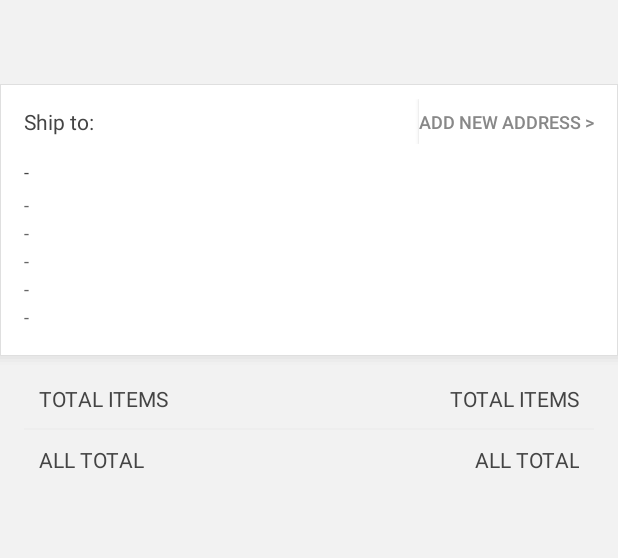
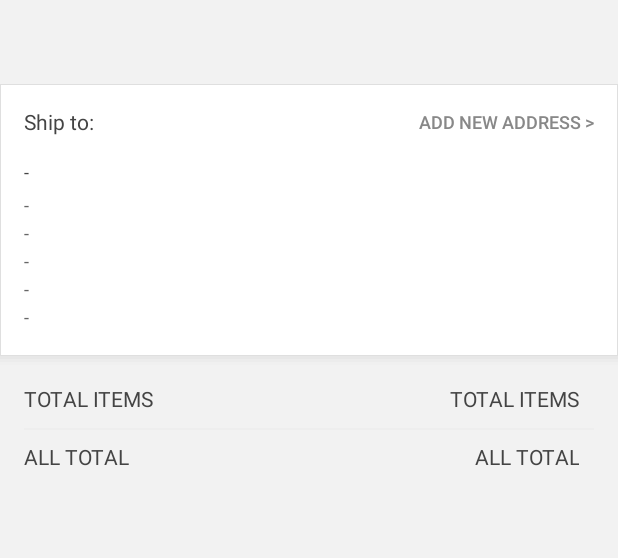
Before and after one commit to mohsinhussain/AwokAndroidApp, an Android app: the layout activity_order_summary.xml on its own in the app's theme, with its tools: preview values and no code run, on a phone screen of 412 x 824 dp. Shown: the top 558 px of the screen. Run offline under Robolectric (Android 15) with nearby library versions, the light colour scheme and no system bars.

Commit message:
more issues resolved

```diff
--- a/app/src/main/java/com/awok/moshin/awok/Activities/ShippingAddressActivity.java
+++ b/app/src/main/java/com/awok/moshin/awok/Activities/ShippingAddressActivity.java
@@ -74,6 +74,7 @@ private RecyclerView list;
         //ab.setDisplayHomeAsUpEnabled(true);
         ab.setDisplayHomeAsUpEnabled(true);
         ab.setTitle("Shipping Address");
+        ab.setHomeAsUpIndicator(R.drawable.back_button);
         // use a linear layout manager
         mLayoutManager = new LinearLayoutManager(getApplicationContext());
         list.setLayoutManager(mLayoutManager);
--- a/app/src/main/res/layout/activity_order_summary.xml
+++ b/app/src/main/res/layout/activity_order_summary.xml
@@ -117,6 +117,7 @@
                 android:layout_height="wrap_content"
                 android:minHeight="30dp"
                 android:textSize="12sp"
+                android:stateListAnimator="@null"
                 android:textColor="@color/light_gray"
                 android:background="@color/button_text"
                 android:layout_alignParentRight="true"
@@ -249,7 +250,6 @@
                 <TextView
                     android:paddingTop="2dp"
                     android:paddingRight="10dp"
-                    android:paddingLeft="10dp"
                     android:paddingBottom="10dp"
 
                     android:layout_weight="1"
@@ -260,7 +260,6 @@
                     android:id="@+id/totalItemsText"
                     android:paddingTop="5dp"
                     android:paddingRight="10dp"
-                    android:paddingLeft="10dp"
                     android:paddingBottom="10dp"
                     android:layout_weight="1"
                     android:layout_width="0dp"
@@ -283,14 +282,18 @@
 
 
                 <TextView
-                    android:padding="10dp"
+                    android:paddingTop="8dp"
+                    android:paddingRight="10dp"
+                    android:paddingBottom="10dp"
                     android:layout_weight="1"
                     android:layout_width="0dp"
                     android:layout_height="wrap_content"
                     android:text="ALL TOTAL"/>
                 <TextView
                     android:id="@+id/allItems"
-                    android:padding="10dp"
+                    android:paddingTop="8dp"
+                    android:paddingRight="10dp"
+                    android:paddingBottom="10dp"
                     android:layout_weight="1"
                     android:layout_width="0dp"
                     android:gravity="right"
--- a/app/src/main/res/layout/checkoutlayout.xml
+++ b/app/src/main/res/layout/checkoutlayout.xml
@@ -525,7 +525,7 @@ android:background="#fcfafa"
 
     <TextView
         android:text="United Arab Emirates >"
-        android:padding="2dp"
+        android:paddingTop="2dp"
         android:textSize="12sp"
         android:textColor="#999999"
         android:layout_width="wrap_content"
--- a/app/src/main/res/layout/shipping_custom_layout.xml
+++ b/app/src/main/res/layout/shipping_custom_layout.xml
@@ -72,6 +72,7 @@
             android:minHeight="25dp"
             android:background="@color/button_text"
             android:text="Remove"
+            android:stateListAnimator="@null"
             android:gravity="left|center_vertical"
             android:layout_alignParentRight="true"
             android:id="@+id/removeAddressButton"
@@ -86,6 +87,7 @@
             android:background="@color/button_text"
             android:gravity="left|center_vertical"
             android:textColor="@color/input_hint"
+            android:stateListAnimator="@null"
             android:text="Edit"
             android:layout_alignParentRight="true"
             android:id="@+id/editButton" />
--- a/app/src/main/res/menu/menu_main.xml
+++ b/app/src/main/res/menu/menu_main.xml
@@ -5,7 +5,7 @@
 
     <item
         android:id="@+id/app_cart"
-        app:showAsAction="always"
+        app:showAsAction="always|collapseActionView"
         android:orderInCategory="150"
         android:icon="@drawable/filter_icon"
         android:title="Filter" />
```
Also changed, not shown: app/src/main/java/com/awok/moshin/awok/Activities/AddNewAddress.java (+9 -2 lines), app/src/main/java/com/awok/moshin/awok/Adapters/ShippingAddressAdapter.java (+7 -1 lines).
